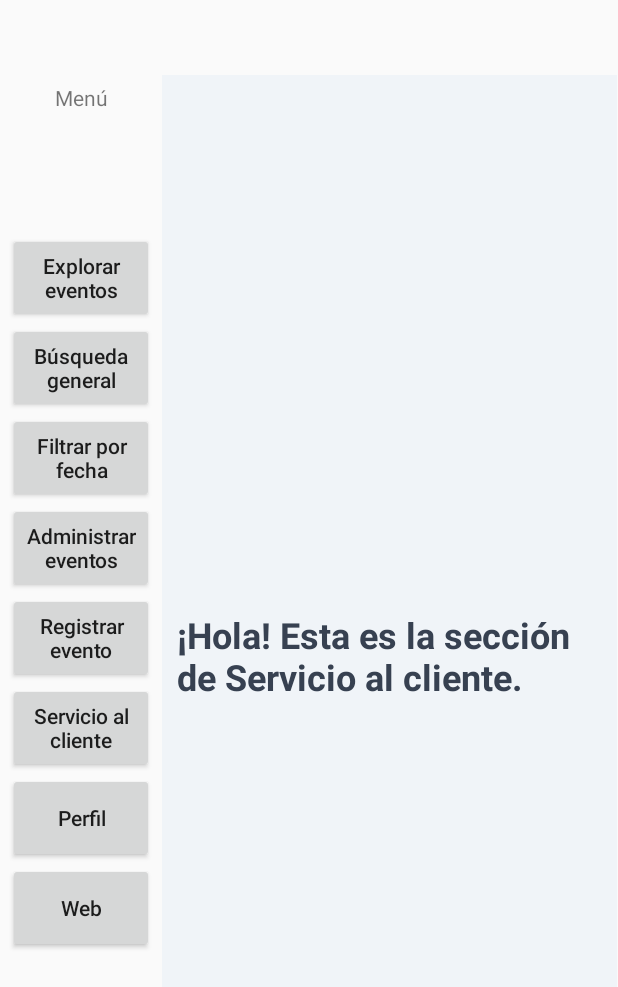
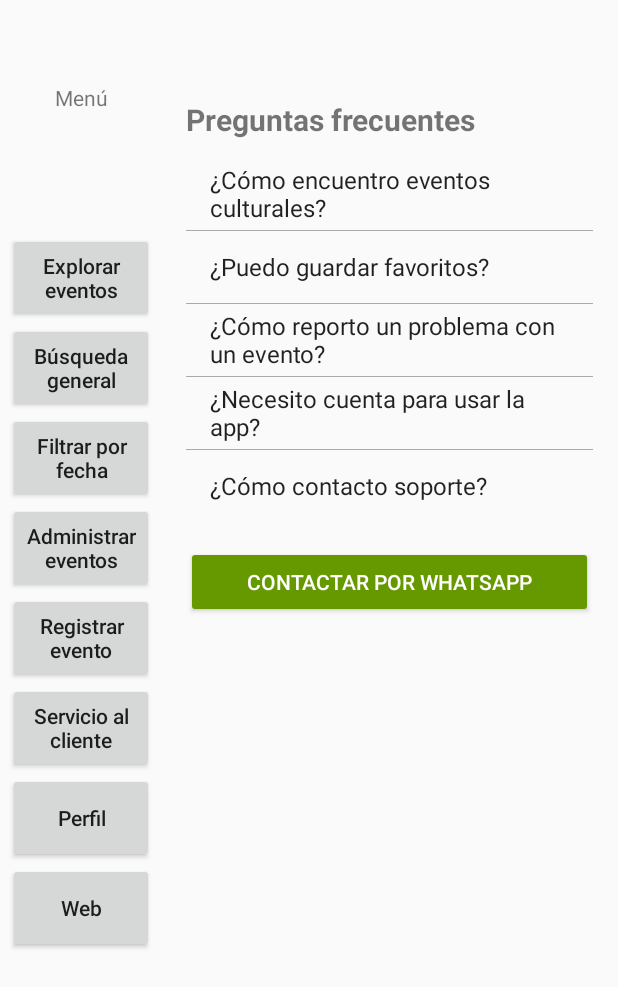
Before and after one commit to GKentaurus/agenda-eventos-culturales, an Android app built with Jetpack Compose: the fragment CustomerServiceScreen placed in its activity, on a phone screen of 412 x 824 dp. Shown: the top 987 px of the screen. Run offline under Robolectric (Android 15) with nearby library versions, the phone set to English and light mode, and no system bars.

Commit message:
Segunda entrega: se implementaron pantallas de Perfil, Servicio al Cliente (FAQs + WhatsApp) y PQR. - MenuFragment y MainActivity actualizados para navegación. - ProfileScreen: crear/editar/guardar datos del usuario con SharedPreferences. - CustomerServiceScreen: preguntas frecuentes y botón de contacto vía WhatsApp. - PqrScreen: formulario de peticiones, quejas y reclamos con campo de 2000 caracteres. - Nuevos layouts XML agregados para cada pantalla.

```diff
--- a/app/src/main/java/com/app/adec/screens/CustomerServiceScreen.kt
+++ b/app/src/main/java/com/app/adec/screens/CustomerServiceScreen.kt
@@ -1,18 +1,56 @@
 package com.app.adec.screens
 
+import android.content.ActivityNotFoundException
+import android.content.Intent
+import android.net.Uri
 import android.os.Bundle
-import android.view.LayoutInflater
-import android.view.View
-import android.view.ViewGroup
+import android.view.*
+import android.widget.ArrayAdapter
+import android.widget.Button
+import android.widget.ListView
+import android.widget.Toast
 import androidx.fragment.app.Fragment
 import com.app.adec.R
 
 class CustomerServiceScreen : Fragment() {
+
+    private val faqs = listOf(
+        "¿Cómo encuentro eventos culturales?" to "Usa 'Explorar eventos' o 'Búsqueda general' para filtrar por ciudad o fecha.",
+        "¿Puedo guardar favoritos?" to "En la siguiente versión habrá lista de favoritos.",
+        "¿Cómo reporto un problema con un evento?" to "Usa la opción PQR y describe el problema con el mayor detalle posible.",
+        "¿Necesito cuenta para usar la app?" to "No, pero si completas el perfil mejoramos las recomendaciones.",
+        "¿Cómo contacto soporte?" to "Desde esta pantalla o vía PQR. Tiempo de respuesta 24–48 horas hábiles."
+    )
+
     override fun onCreateView(
-        inflater: LayoutInflater, container: ViewGroup?,
-        savedInstanceState: Bundle?
-    ): View? {
-        // Infla el layout para este fragmento
-        return inflater.inflate(R.layout.screen_customer_service, container, false)
+        inflater: LayoutInflater, container: ViewGroup?, savedInstanceState: Bundle?
+    ): View = inflater.inflate(R.layout.screen_customer_service, container, false)
+
+    override fun onViewCreated(view: View, savedInstanceState: Bundle?) {
+        val lv: ListView = view.findViewById(R.id.lvFaqs)
+        val questions = faqs.map { it.first }
+        lv.adapter = ArrayAdapter(requireContext(), android.R.layout.simple_list_item_1, questions)
+        lv.setOnItemClickListener { _, _, pos, _ ->
+            androidx.appcompat.app.AlertDialog.Builder(requireContext())
+                .setTitle(faqs[pos].first)
+                .setMessage(faqs[pos].second)
+                .setPositiveButton("OK", null)
+                .show()
+        }
+
+        // 🔥 Botón de WhatsApp con verificación de instalación
+        view.findViewById<Button>(R.id.btnContactWhatsApp).setOnClickListener {
+            val phoneNumber = "573001112233" // <-- Cambia a tu número real (con indicativo)
+            val message = Uri.encode("¡Hola! Necesito ayuda con la app de eventos culturales.")
+            val url = "https://wa.me/$phoneNumber?text=$message"
+
+            try {
+                val intent = Intent(Intent.ACTION_VIEW)
+                intent.data = Uri.parse(url)
+                startActivity(intent)
+            } catch (e: ActivityNotFoundException) {
+                Toast.makeText(requireContext(), "⚠ WhatsApp no está instalado en este dispositivo.", Toast.LENGTH_LONG).show()
+            }
+        }
     }
 }
--- a/app/src/main/res/layout/screen_customer_service.xml
+++ b/app/src/main/res/layout/screen_customer_service.xml
@@ -1,18 +1,31 @@
 <?xml version="1.0" encoding="utf-8"?>
-<!-- res/layout/fragment_profile.xml -->
 <LinearLayout xmlns:android="http://schemas.android.com/apk/res/android"
     android:layout_width="match_parent"
     android:layout_height="match_parent"
     android:orientation="vertical"
-    android:gravity="center"
-    android:padding="10dp"
-    android:background="#F0F4F8">
+    android:padding="16dp">
 
     <TextView
-        android:layout_width="wrap_content"
+        android:layout_width="match_parent"
         android:layout_height="wrap_content"
-        android:text="¡Hola! Esta es la sección de Servicio al cliente."
-        android:textSize="24sp"
-        android:textColor="#374151"
-        android:textStyle="bold" />
+        android:text="Preguntas frecuentes"
+        android:textStyle="bold"
+        android:textSize="20sp"
+        android:layout_marginBottom="12dp"/>
+
+    <ListView
+        android:id="@+id/lvFaqs"
+        android:layout_width="match_parent"
+        android:layout_height="wrap_content"
+        android:divider="@android:color/darker_gray"
+        android:dividerHeight="0.5dp"/>
+
+    <Button
+        android:id="@+id/btnContactWhatsApp"
+        android:layout_width="match_parent"
+        android:layout_height="wrap_content"
+        android:layout_marginTop="16dp"
+        android:text="Contactar por WhatsApp"
+        android:backgroundTint="@android:color/holo_green_dark"
+        android:textColor="@android:color/white" />
 </LinearLayout>
```
Also changed, not shown: app/src/main/java/com/app/adec/screens/PqrScreen.kt (added, +32 -0 lines), app/src/main/res/layout/screen_pqr.xml (added, +39 -0 lines).
